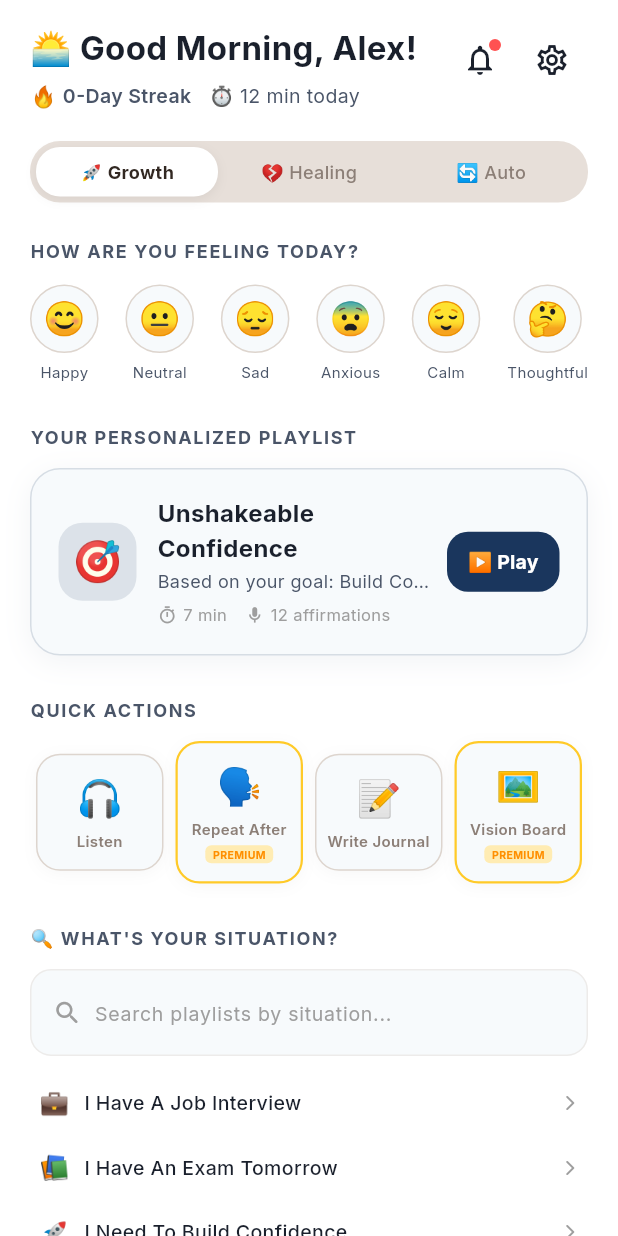
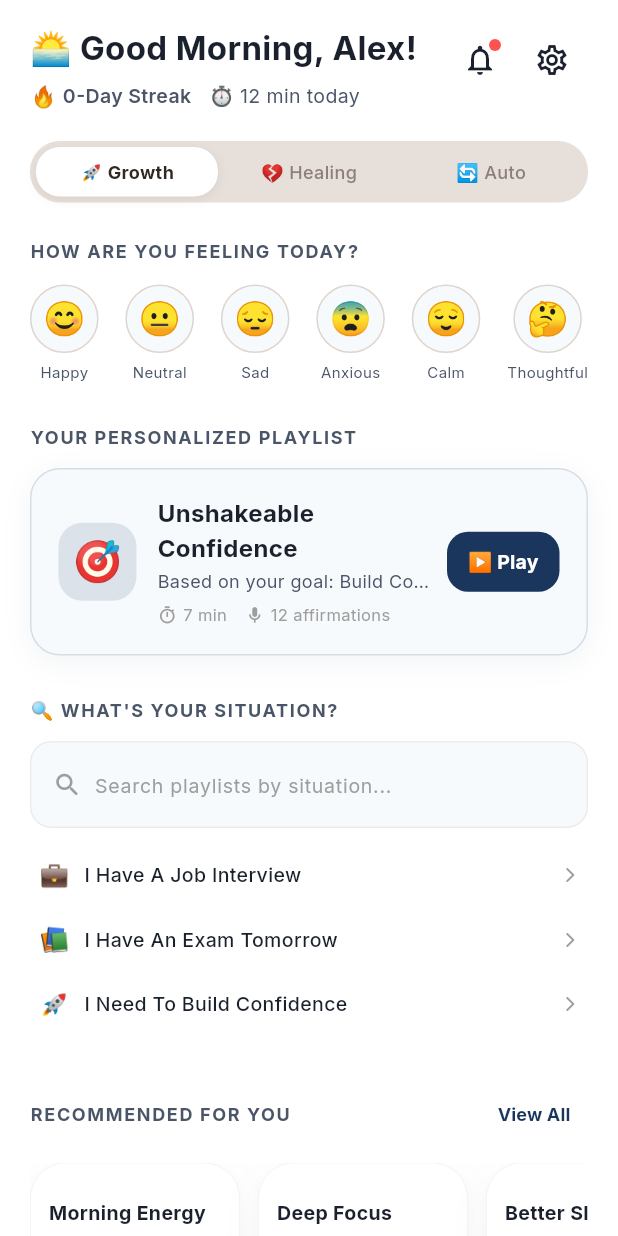
Before and after one commit to SadidSD/Avan-App, a Flutter app: the HomeTab screen opened directly, on a phone screen of 412 x 824 dp. Run offline on Flutter 3.47's test engine with Material 3 defaults, Android fonts, the phone set to English and light mode, and no system bars; our stand-ins replace audioplayers, flutter_tts, google_fonts, shared_preferences, speech_to_text; missing offline and left inert: record; accounts and stored records are empty.

Commit message:
Remove Quick Actions section from Home screen layout

```diff
--- a/lib/screens/home/home_tab.dart
+++ b/lib/screens/home/home_tab.dart
@@ -203,22 +203,7 @@ class _HomeTabState extends State<HomeTab> with SingleTickerProviderStateMixin {
                     ),
                     const SizedBox(height: 28),
 
-                    // --- 4. QUICK ACTIONS ---
-                    Text(
-                      'QUICK ACTIONS',
-                      style: TextStyle(
-                        fontFamily: 'Inter',
-                        fontSize: 12,
-                        fontWeight: FontWeight.w700,
-                        letterSpacing: 1.1,
-                        color: textSecondary,
-                      ),
-                    ),
-                    const SizedBox(height: 12),
-                    _buildQuickActionsGrid(context, appProvider, cardBgColor, primaryColor),
-                    const SizedBox(height: 28),
-
-                    // --- 5. SEARCH / SITUATION DISCOVERY ---
+                    // --- 4. SEARCH / SITUATION DISCOVERY ---
                     Text(
                       '🔍 WHAT\'S YOUR SITUATION?',
                       style: TextStyle(
@@ -532,81 +517,7 @@ class _HomeTabState extends State<HomeTab> with SingleTickerProviderStateMixin {
     );
   }
 
-  // --- Widget 4: Quick Actions Grid ---
-  Widget _buildQuickActionsGrid(BuildContext context, AppProvider appProvider, Color cardBgColor, Color primaryColor) {
-    final actions = [
-      {'icon': '🎧', 'label': 'Listen', 'premium': false, 'tab': 0},
-      {'icon': '🗣️', 'label': 'Repeat After', 'premium': true, 'tab': 1},
-      {'icon': '📝', 'label': 'Write Journal', 'premium': false, 'tab': 2},
-      {'icon': '🖼️', 'label': 'Vision Board', 'premium': true, 'tab': 3},
-    ];
-
-    return Row(
-      mainAxisAlignment: MainAxisAlignment.spaceBetween,
-      children: actions.map((act) {
-        final isPremium = act['premium'] == true;
-        final tabIndex = act['tab'] as int;
-
-        return Expanded(
-          child: GestureDetector(
-            onTap: () {
-              if (isPremium && !appProvider.isPremium) {
-                PaywallModal.show(context);
-              } else {
-                appProvider.setNavIndex(tabIndex);
-              }
-            },
-            child: Container(
-              margin: const EdgeInsets.symmetric(horizontal: 4),
-              padding: const EdgeInsets.symmetric(vertical: 12),
-              decoration: BoxDecoration(
-                color: cardBgColor,
-                borderRadius: BorderRadius.circular(16),
-                border: Border.all(
-                  color: isPremium ? Colors.amber.shade400 : AppColors.borderSoft.withOpacity(0.5),
-                  width: isPremium ? 1.5 : 1.0,
-                ),
-                boxShadow: [
-                  BoxShadow(
-                    color: Colors.black.withOpacity(0.03),
-                    blurRadius: 8,
-                    offset: const Offset(0, 2),
-                  ),
-                ],
-              ),
-              child: Column(
-                children: [
-                  Text(act['icon'] as String, style: const TextStyle(fontSize: 24)),
-                  const SizedBox(height: 4),
-                  Text(
-                    act['label'] as String,
-                    textAlign: TextAlign.center,
-                    style: const TextStyle(fontFamily: 'Inter', fontSize: 10, fontWeight: FontWeight.w600),
-                  ),
-                  if (isPremium) ...[
-                    const SizedBox(height: 4),
-                    Container(
-                      padding: const EdgeInsets.symmetric(horizontal: 5, vertical: 1),
-                      decoration: BoxDecoration(
-                        color: Colors.amber.shade100,
-                        borderRadius: BorderRadius.circular(4),
-                      ),
-                      child: Text(
-                        'PREMIUM',
-                        style: TextStyle(fontSize: 7, fontWeight: FontWeight.bold, color: Colors.amber.shade800),
-                      ),
-                    ),
-                  ],
-                ],
-              ),
-            ),
-          ),
-        );
-      }).toList(),
-    );
-  }
-
-  // --- Widget 5: Situation Search Section ---
+  // --- Widget 4: Situation Search Section ---
   Widget _buildSituationSearchSection(
     BuildContext context,
     bool isGrowth,
```
